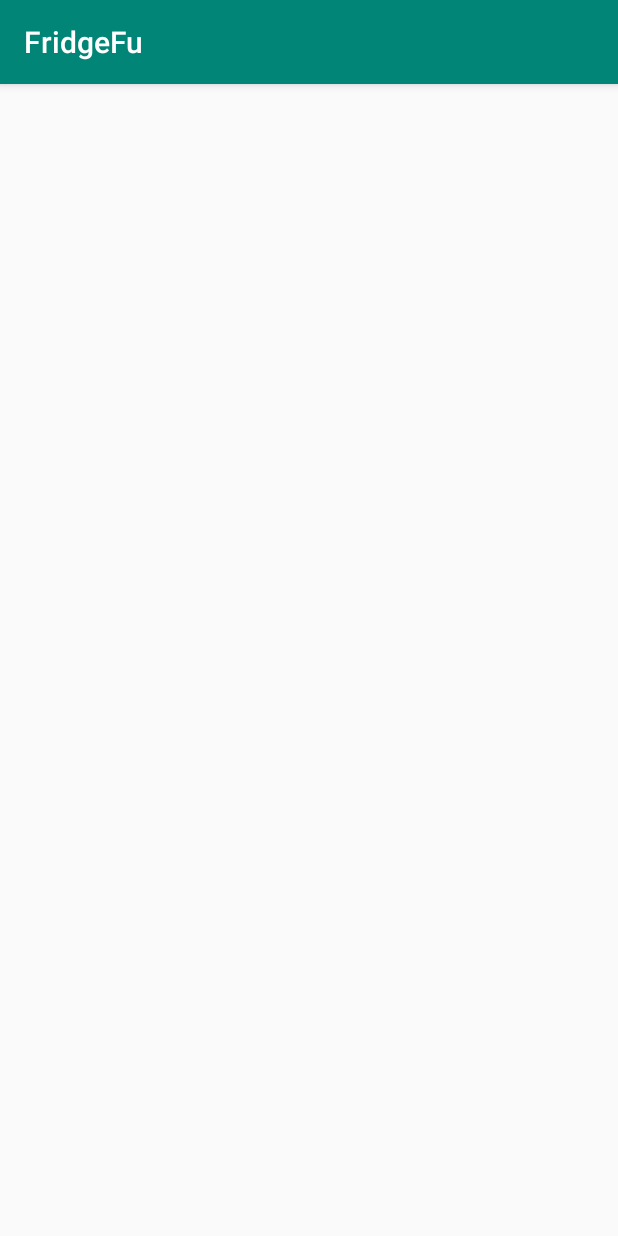
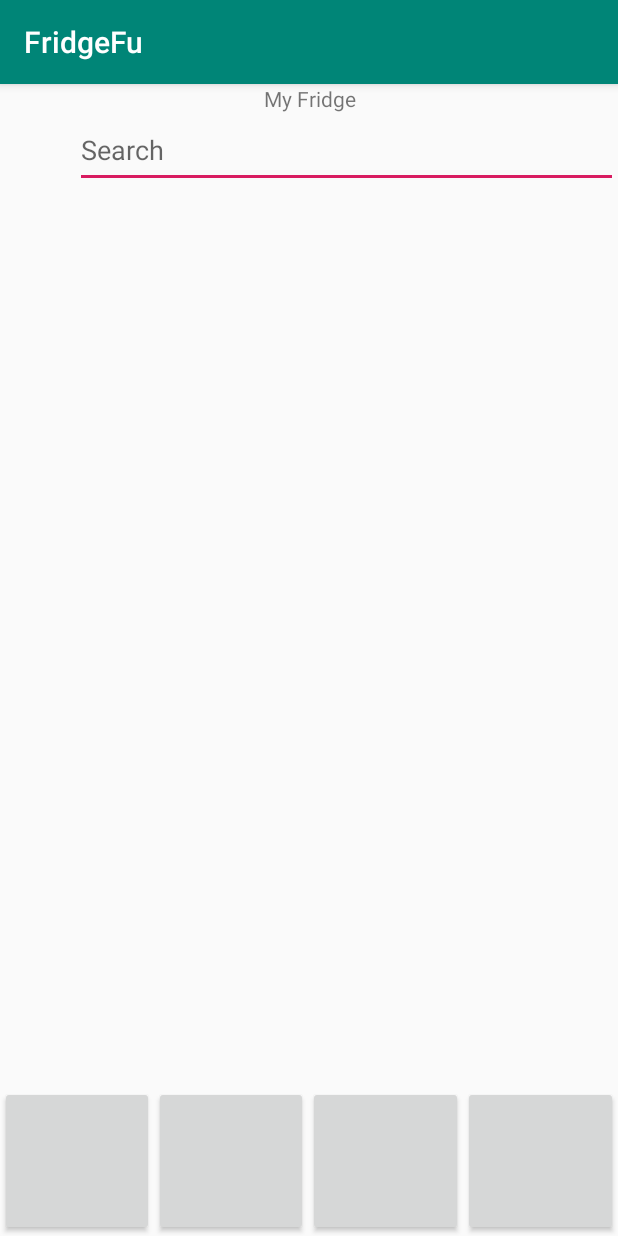
Before and after one commit to supergeno1/FridgeFu, an Android app: the FridgeLanding screen opened directly, with no data from a screen before it, on a phone screen of 412 x 824 dp. Run offline under Robolectric (Android 15) with nearby library versions, the phone set to English and light mode, and no system bars.

Commit message:
fridge outline

```diff
--- a/FridgeFu/app/src/main/AndroidManifest.xml
+++ b/FridgeFu/app/src/main/AndroidManifest.xml
@@ -9,9 +9,9 @@
         android:roundIcon="@mipmap/ic_launcher_round"
         android:supportsRtl="true"
         android:theme="@style/AppTheme">
-        <activity android:name=".SettingsLanding"></activity>
+        <activity android:name=".GroceryLanding"></activity>
         <activity android:name=".FridgeLanding" />
-        <activity android:name=".GroceryLanding" />
+        <activity android:name=".SettingsLanding" />
         <activity android:name=".RecipeLanding" />
         <activity android:name=".MainActivity">
             <intent-filter>
--- /dev/null
+++ b/FridgeFu/app/src/main/java/com/location/android/fridgefu/FridgeLanding.java
@@ -0,0 +1,14 @@
+package com.location.android.fridgefu;
+
+import androidx.appcompat.app.AppCompatActivity;
+
+import android.os.Bundle;
+
+public class FridgeLanding extends AppCompatActivity {
+
+    @Override
+    protected void onCreate(Bundle savedInstanceState) {
+        super.onCreate(savedInstanceState);
+        setContentView(R.layout.activity_fridge_landing);
+    }
+}
--- a/FridgeFu/app/src/main/java/com/location/android/fridgefu/FridgeLanding.kt
+++ /dev/null
@@ -1,12 +0,0 @@
-package com.location.android.fridgefu
-
-import androidx.appcompat.app.AppCompatActivity
-import android.os.Bundle
-
-class FridgeLanding : AppCompatActivity() {
-
-    override fun onCreate(savedInstanceState: Bundle?) {
-        super.onCreate(savedInstanceState)
-        setContentView(R.layout.activity_fridge_landing)
-    }
-}
--- /dev/null
+++ b/FridgeFu/app/src/main/java/com/location/android/fridgefu/GroceryLanding.java
@@ -0,0 +1,14 @@
+package com.location.android.fridgefu;
+
+import androidx.appcompat.app.AppCompatActivity;
+
+import android.os.Bundle;
+
+public class GroceryLanding extends AppCompatActivity {
+
+    @Override
+    protected void onCreate(Bundle savedInstanceState) {
+        super.onCreate(savedInstanceState);
+        setContentView(R.layout.activity_grocery_landing);
+    }
+}
--- a/FridgeFu/app/src/main/java/com/location/android/fridgefu/GroceryLanding.kt
+++ /dev/null
@@ -1,12 +0,0 @@
-package com.location.android.fridgefu
-
-import androidx.appcompat.app.AppCompatActivity
-import android.os.Bundle
-
-class GroceryLanding : AppCompatActivity() {
-
-    override fun onCreate(savedInstanceState: Bundle?) {
-        super.onCreate(savedInstanceState)
-        setContentView(R.layout.activity_grocery_landing)
-    }
-}
--- a/FridgeFu/app/src/main/res/layout/activity_fridge_landing.xml
+++ b/FridgeFu/app/src/main/res/layout/activity_fridge_landing.xml
@@ -1,9 +1,76 @@
 <?xml version="1.0" encoding="utf-8"?>
-<androidx.constraintlayout.widget.ConstraintLayout xmlns:android="http://schemas.android.com/apk/res/android"
+<RelativeLayout xmlns:android="http://schemas.android.com/apk/res/android"
     xmlns:app="http://schemas.android.com/apk/res-auto"
     xmlns:tools="http://schemas.android.com/tools"
     android:layout_width="match_parent"
     android:layout_height="match_parent"
     tools:context=".FridgeLanding">
+    <LinearLayout
+        android:layout_width="match_parent"
+        android:layout_height="0dp"
+        android:layout_alignParentTop="true"
+        android:layout_above="@+id/bot_nav_bar"
+        android:layout_alignParentLeft="true"
+        android:orientation="vertical">
+        <TextView
+            android:layout_width="match_parent"
+            android:layout_height="wrap_content"
+            android:text="My Fridge"
+            android:gravity="center_horizontal"></TextView>
+        <LinearLayout
+            android:layout_width="match_parent"
+            android:layout_height="wrap_content"
+            android:orientation="horizontal">
+            <ImageView
+                android:layout_width="50dp"
+                android:layout_height="50dp"></ImageView>
 
-</androidx.constraintlayout.widget.ConstraintLayout>
+            <EditText
+                android:layout_width="0dp"
+                android:layout_height="match_parent"
+                android:layout_weight="1"
+                android:hint="@android:string/search_go"></EditText>
+        </LinearLayout>
+        <ExpandableListView
+            android:id="@+id/expandableListView"
+            android:layout_height="match_parent"
+            android:layout_width="match_parent"
+            android:indicatorRight="?android:attr/expandableListPreferredItemIndicatorRight"         android:divider="@android:color/darker_gray"
+            android:dividerHeight="0.5dp" />
+    </LinearLayout>
+
+    <LinearLayout
+        android:layout_width="match_parent"
+        android:layout_height="100dp"
+        android:orientation="horizontal"
+        android:layout_alignParentBottom="true"
+        android:id="@+id/bot_nav_bar">
+        <Button
+            android:layout_width="0dp"
+            android:layout_height="match_parent"
+            android:layout_weight="1">
+
+        </Button>
+        <Button
+            android:layout_width="0dp"
+            android:layout_height="match_parent"
+            android:layout_weight="1">
+
+        </Button>
+        <Button
+            android:layout_width="0dp"
+            android:layout_height="match_parent"
+            android:layout_weight="1">
+
+        </Button>
+        <Button
+            android:layout_width="0dp"
+            android:layout_height="match_parent"
+            android:layout_weight="1">
+
+        </Button>
+    </LinearLayout>
+
+
+
+</RelativeLayout>
```
